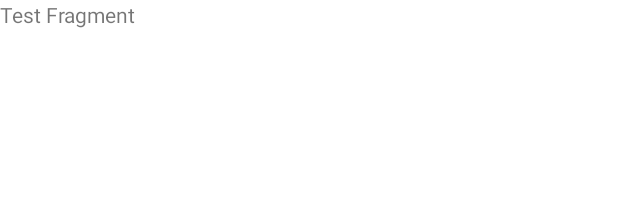
After one commit to bellicaspiritualis/cookbook, an Android app: the layout fragment_add.xml on its own in the app's theme, with its tools: preview values and no code run, on a phone screen of 412 x 824 dp. The commit adds this screen. Shown: the top 198 px of the screen. Run offline under Robolectric (Android 15) with nearby library versions, the phone set to English and light mode, and no system bars.

Commit message:
fragment_home->button z google material-16dp; fragment_add.xml z TextView->Test Fragment; folder add z AddFragment-binding, onCreateView, onDestroyView,privaye val dla AddFragmentViewModel; AddFragmentViewModel->tylko puste klasa z rodzicem->ViewModel; w nav_graph nowy fragment->id/addFragment+ action +id/action_homeFragment_to_addFragment; przejscie tam znajduje sie w fukcji initClickListener w HomeFragment

```diff
--- /dev/null
+++ b/app/src/main/java/bellica/spiritualis/cookbook/add/AddFragmentViewModel.kt
@@ -0,0 +1,6 @@
+package bellica.spiritualis.cookbook.add
+
+import androidx.lifecycle.ViewModel
+
+class AddFragmentViewModel : ViewModel() {
+}
--- /dev/null
+++ b/app/src/main/res/layout/fragment_add.xml
@@ -0,0 +1,14 @@
+<?xml version="1.0" encoding="utf-8"?>
+<androidx.constraintlayout.widget.ConstraintLayout xmlns:android="http://schemas.android.com/apk/res/android"
+    xmlns:app="http://schemas.android.com/apk/res-auto"
+    android:layout_width="match_parent"
+    android:layout_height="match_parent">
+
+    <TextView
+        android:layout_width="wrap_content"
+        android:layout_height="wrap_content"
+        android:text="Test Fragment"
+        app:layout_constraintStart_toStartOf="parent"
+        app:layout_constraintBaseline_toTopOf="parent"/>
+
+</androidx.constraintlayout.widget.ConstraintLayout>
```
Also changed, not shown: app/src/main/java/bellica/spiritualis/cookbook/add/AddFragment.kt (added, +31 -0 lines), app/src/main/java/bellica/spiritualis/cookbook/home/HomeFragment.kt (+8 -0 lines), app/src/main/res/layout/fragment_home.xml (+10 -0 lines), app/src/main/res/navigation/nav_graph.xml (+10 -1 lines).
